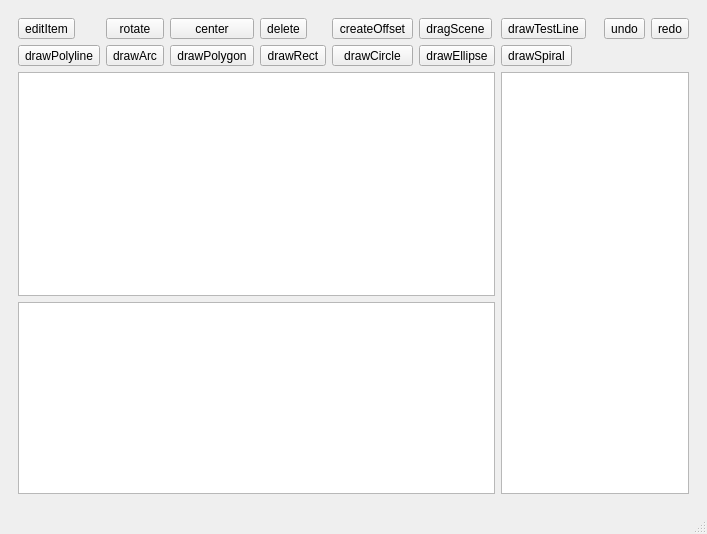
Old version of the form header/Ui/mainwindow.ui in the repository joey674/LaserCAD_QT.
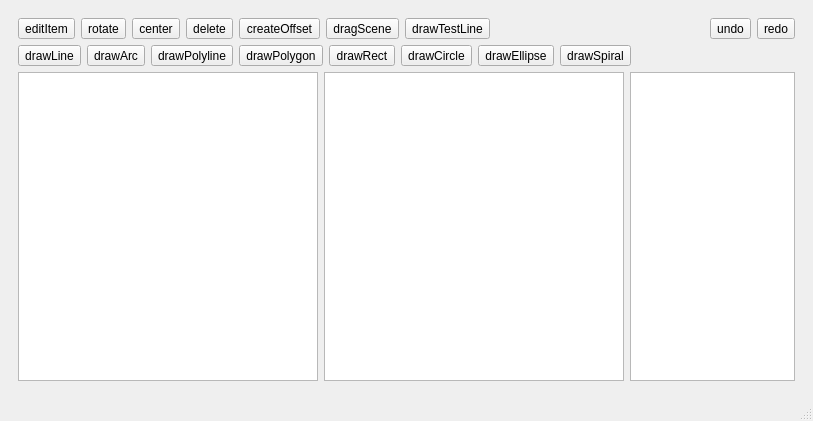
New version of the form. Custom widgets are drawn as their Qt base class.

What changed in the file:
```diff
--- a/header/Ui/mainwindow.ui
+++ b/header/Ui/mainwindow.ui
@@ -6,8 +6,8 @@
    <rect>
     <x>0</x>
     <y>0</y>
-    <width>601</width>
-    <height>534</height>
+    <width>813</width>
+    <height>421</height>
    </rect>
   </property>
   <property name="sizePolicy">
@@ -39,21 +39,29 @@
     <item>
      <widget class="QWidget" name="gridWidget" native="true">
       <layout class="QGridLayout" name="gridLayout_2">
-       <item row="0" column="3">
-        <widget class="QToolButton" name="deleteButton">
+       <item row="3" column="1" colspan="17">
+        <layout class="QHBoxLayout" name="horizontalLayout">
+         <item>
+          <widget class="QToolButton" name="drawLineButton">
          <property name="text">
-          <string>delete</string>
+            <string>drawLine</string>
          </property>
         </widget>
        </item>
-       <item row="0" column="10">
-        <widget class="QToolButton" name="redoButton">
+         <item>
+          <widget class="QToolButton" name="drawArcButton">
          <property name="text">
-          <string>redo</string>
-         </property>
-        </widget>
-       </item>
-       <item row="1" column="0">
+            <string>drawArc</string>
+           </property>
+           <property name="checkable">
+            <bool>true</bool>
+           </property>
+           <property name="autoExclusive">
+            <bool>true</bool>
+           </property>
+          </widget>
+         </item>
+         <item>
         <widget class="QToolButton" name="drawPolylineButton">
          <property name="text">
           <string>drawPolyline</string>
@@ -66,30 +74,23 @@
          </property>
         </widget>
        </item>
-       <item row="0" column="2">
-        <widget class="QToolButton" name="centerButton">
-         <property name="sizePolicy">
-          <sizepolicy hsizetype="Preferred" vsizetype="Fixed">
-           <horstretch>0</horstretch>
-           <verstretch>0</verstretch>
-          </sizepolicy>
+         <item>
+          <widget class="QToolButton" name="drawPolygonButton">
+           <property name="toolTipDuration">
+            <number>0</number>
          </property>
          <property name="text">
-          <string>center</string>
+            <string>drawPolygon</string>
          </property>
          <property name="checkable">
-          <bool>false</bool>
-         </property>
-        </widget>
-       </item>
-       <item row="0" column="9">
-        <widget class="QToolButton" name="undoButton">
-         <property name="text">
-          <string>undo</string>
+            <bool>true</bool>
+           </property>
+           <property name="autoExclusive">
+            <bool>true</bool>
          </property>
         </widget>
        </item>
-       <item row="1" column="3">
+         <item>
         <widget class="QToolButton" name="drawRectButton">
          <property name="toolTipDuration">
           <number>0</number>
@@ -108,78 +109,10 @@
          </property>
         </widget>
        </item>
-       <item row="1" column="2">
-        <widget class="QToolButton" name="drawPolygonButton">
-         <property name="toolTipDuration">
-          <number>0</number>
-         </property>
-         <property name="text">
-          <string>drawPolygon</string>
-         </property>
-         <property name="checkable">
-          <bool>true</bool>
-         </property>
-         <property name="autoExclusive">
-          <bool>true</bool>
-         </property>
-        </widget>
-       </item>
-       <item row="0" column="6">
-        <widget class="QToolButton" name="drawTestLineButton">
-         <property name="text">
-          <string>drawTestLine</string>
-         </property>
-         <property name="checkable">
-          <bool>true</bool>
-         </property>
-         <property name="autoExclusive">
-          <bool>true</bool>
-         </property>
-        </widget>
-       </item>
-       <item row="0" column="5">
-        <widget class="QToolButton" name="dragSceneButton">
-         <property name="text">
-          <string>dragScene</string>
-         </property>
-         <property name="iconSize">
-          <size>
-           <width>30</width>
-           <height>30</height>
-          </size>
-         </property>
-         <property name="autoExclusive">
-          <bool>false</bool>
-         </property>
-        </widget>
-       </item>
-       <item row="1" column="6">
-        <widget class="QToolButton" name="drawSpiralButton">
-         <property name="toolTipDuration">
-          <number>0</number>
-         </property>
-         <property name="text">
-          <string>drawSpiral</string>
-         </property>
-         <property name="checkable">
-          <bool>true</bool>
-         </property>
-         <property name="autoExclusive">
-          <bool>true</bool>
-         </property>
-        </widget>
-       </item>
-       <item row="0" column="4">
-        <widget class="QToolButton" name="createOffsetButton">
-         <property name="text">
-          <string>createOffset</string>
-         </property>
-        </widget>
-       </item>
-       <item row="1" column="4">
+         <item>
         <widget class="QToolButton" name="drawCircleButton">
          <property name="sizePolicy">
-          <sizepolicy hsizetype="Preferred" vsizetype="Fixed">
+            <sizepolicy hsizetype="Fixed" vsizetype="Fixed">
            <horstretch>0</horstretch>
            <verstretch>0</verstretch>
           </sizepolicy>
@@ -198,7 +131,56 @@
          </property>
         </widget>
        </item>
-       <item row="0" column="0">
+         <item>
+          <widget class="QToolButton" name="drawEllipseButton">
+           <property name="toolTipDuration">
+            <number>0</number>
+           </property>
+           <property name="text">
+            <string>drawEllipse</string>
+           </property>
+           <property name="checkable">
+            <bool>true</bool>
+           </property>
+           <property name="autoExclusive">
+            <bool>true</bool>
+           </property>
+          </widget>
+         </item>
+         <item>
+          <widget class="QToolButton" name="drawSpiralButton">
+           <property name="toolTipDuration">
+            <number>0</number>
+           </property>
+           <property name="text">
+            <string>drawSpiral</string>
+           </property>
+           <property name="checkable">
+            <bool>true</bool>
+           </property>
+           <property name="autoExclusive">
+            <bool>true</bool>
+           </property>
+          </widget>
+         </item>
+         <item>
+          <spacer name="horizontalSpacer">
+           <property name="orientation">
+            <enum>Qt::Orientation::Horizontal</enum>
+           </property>
+           <property name="sizeHint" stdset="0">
+            <size>
+             <width>40</width>
+             <height>20</height>
+            </size>
+           </property>
+          </spacer>
+         </item>
+        </layout>
+       </item>
+       <item row="0" column="1" colspan="17">
+        <layout class="QHBoxLayout" name="horizontalLayout_2">
+         <item>
         <widget class="QToolButton" name="editButton">
          <property name="toolTip">
           <string>&lt;html&gt;&lt;head/&gt;&lt;body&gt;&lt;p&gt;&lt;span style=&quot; font-weight:700;&quot;&gt;指针工具&lt;/span&gt;&lt;/p&gt;&lt;p&gt;可以选中对象进行操作；&lt;/p&gt;&lt;p&gt;当使用其他绘制工具时，双击右键可切换&lt;/p&gt;&lt;/body&gt;&lt;/html&gt;</string>
@@ -217,12 +199,74 @@
          </property>
         </widget>
        </item>
-       <item row="1" column="1">
-        <widget class="QToolButton" name="drawArcButton">
+         <item>
+          <widget class="QToolButton" name="rotateButton">
+           <property name="sizePolicy">
+            <sizepolicy hsizetype="Preferred" vsizetype="Fixed">
+             <horstretch>0</horstretch>
+             <verstretch>0</verstretch>
+            </sizepolicy>
+           </property>
          <property name="text">
-          <string>drawArc</string>
+            <string>rotate</string>
          </property>
          <property name="checkable">
+            <bool>false</bool>
+           </property>
+          </widget>
+         </item>
+         <item>
+          <widget class="QToolButton" name="centerButton">
+           <property name="sizePolicy">
+            <sizepolicy hsizetype="Fixed" vsizetype="Fixed">
+             <horstretch>0</horstretch>
+             <verstretch>0</verstretch>
+            </sizepolicy>
+           </property>
+           <property name="text">
+            <string>center</string>
+           </property>
+           <property name="checkable">
+            <bool>false</bool>
+           </property>
+          </widget>
+         </item>
+         <item>
+          <widget class="QToolButton" name="deleteButton">
+           <property name="text">
+            <string>delete</string>
+           </property>
+          </widget>
+         </item>
+         <item>
+          <widget class="QToolButton" name="createOffsetButton">
+           <property name="text">
+            <string>createOffset</string>
+           </property>
+          </widget>
+         </item>
+         <item>
+          <widget class="QToolButton" name="dragSceneButton">
+           <property name="text">
+            <string>dragScene</string>
+           </property>
+           <property name="iconSize">
+            <size>
+             <width>30</width>
+             <height>30</height>
+            </size>
+           </property>
+           <property name="autoExclusive">
+            <bool>false</bool>
+           </property>
+          </widget>
+         </item>
+         <item>
+          <widget class="QToolButton" name="drawTestLineButton">
+           <property name="text">
+            <string>drawTestLine</string>
+           </property>
+           <property name="checkable">
           <bool>true</bool>
          </property>
          <property name="autoExclusive">
@@ -230,8 +274,75 @@
          </property>
         </widget>
        </item>
-       <item row="2" column="6" rowspan="4" colspan="5">
+         <item>
+          <spacer name="horizontalSpacer_2">
+           <property name="orientation">
+            <enum>Qt::Orientation::Horizontal</enum>
+           </property>
+           <property name="sizeHint" stdset="0">
+            <size>
+             <width>40</width>
+             <height>20</height>
+            </size>
+           </property>
+          </spacer>
+         </item>
+         <item>
+          <widget class="QToolButton" name="undoButton">
+           <property name="text">
+            <string>undo</string>
+           </property>
+          </widget>
+         </item>
+         <item>
+          <widget class="QToolButton" name="redoButton">
+           <property name="text">
+            <string>redo</string>
+           </property>
+          </widget>
+         </item>
+        </layout>
+       </item>
+       <item row="4" column="1">
+        <widget class="TreeView" name="treeView">
+         <property name="sizePolicy">
+          <sizepolicy hsizetype="Fixed" vsizetype="Expanding">
+           <horstretch>0</horstretch>
+           <verstretch>0</verstretch>
+          </sizepolicy>
+         </property>
+         <property name="minimumSize">
+          <size>
+           <width>300</width>
+           <height>0</height>
+          </size>
+         </property>
+        </widget>
+       </item>
+       <item row="4" column="2">
+        <widget class="QTableView" name="tableView">
+         <property name="sizePolicy">
+          <sizepolicy hsizetype="Fixed" vsizetype="Expanding">
+           <horstretch>0</horstretch>
+           <verstretch>0</verstretch>
+          </sizepolicy>
+         </property>
+         <property name="minimumSize">
+          <size>
+           <width>300</width>
+           <height>0</height>
+          </size>
+         </property>
+        </widget>
+       </item>
+       <item row="4" column="3" colspan="15">
         <widget class="GraphicsView" name="graphicsView">
+         <property name="sizePolicy">
+          <sizepolicy hsizetype="Expanding" vsizetype="Expanding">
+           <horstretch>0</horstretch>
+           <verstretch>0</verstretch>
+          </sizepolicy>
+         </property>
          <property name="cursor" stdset="0">
           <cursorShape>CrossCursor</cursorShape>
          </property>
@@ -252,71 +363,6 @@
          </property>
         </widget>
        </item>
-       <item row="0" column="8">
-        <spacer name="horizontalSpacer_2">
-         <property name="orientation">
-          <enum>Qt::Orientation::Horizontal</enum>
-         </property>
-         <property name="sizeHint" stdset="0">
-          <size>
-           <width>40</width>
-           <height>20</height>
-          </size>
-         </property>
-        </spacer>
-       </item>
-       <item row="1" column="5">
-        <widget class="QToolButton" name="drawEllipseButton">
-         <property name="toolTipDuration">
-          <number>0</number>
-         </property>
-         <property name="text">
-          <string>drawEllipse</string>
-         </property>
-         <property name="checkable">
-          <bool>true</bool>
-         </property>
-         <property name="autoExclusive">
-          <bool>true</bool>
-         </property>
-        </widget>
-       </item>
-       <item row="0" column="1">
-        <widget class="QToolButton" name="rotateButton">
-         <property name="sizePolicy">
-          <sizepolicy hsizetype="Preferred" vsizetype="Fixed">
-           <horstretch>0</horstretch>
-           <verstretch>0</verstretch>
-          </sizepolicy>
-         </property>
-         <property name="text">
-          <string>rotate</string>
-         </property>
-         <property name="checkable">
-          <bool>false</bool>
-         </property>
-        </widget>
-       </item>
-       <item row="2" column="0" rowspan="3" colspan="6">
-        <widget class="TreeView" name="treeView">
-         <property name="sizePolicy">
-          <sizepolicy hsizetype="Expanding" vsizetype="Expanding">
-           <horstretch>0</horstretch>
-           <verstretch>0</verstretch>
-          </sizepolicy>
-         </property>
-        </widget>
-       </item>
-       <item row="5" column="0" colspan="6">
-        <widget class="QTableView" name="tableView">
-         <property name="sizePolicy">
-          <sizepolicy hsizetype="Expanding" vsizetype="Fixed">
-           <horstretch>0</horstretch>
-           <verstretch>0</verstretch>
-          </sizepolicy>
-         </property>
-        </widget>
-       </item>
       </layout>
      </widget>
     </item>
```
Lines whose indentation alone changed are shown as unchanged.
